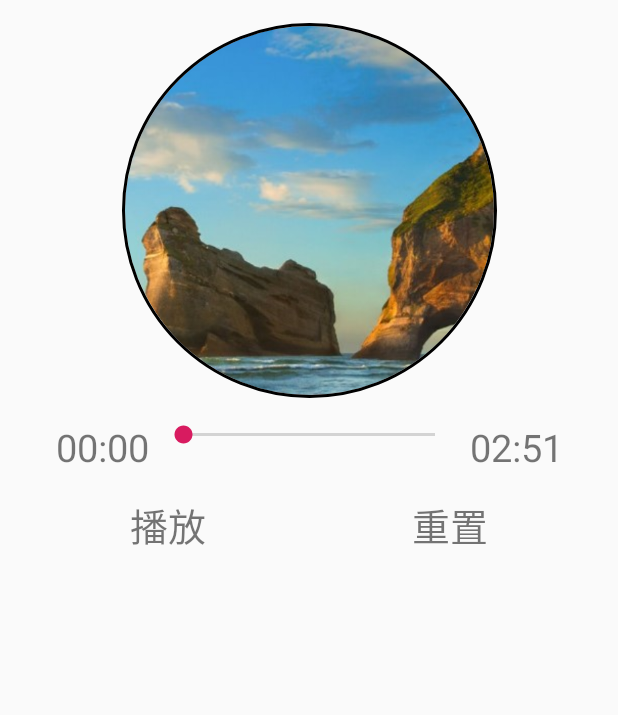
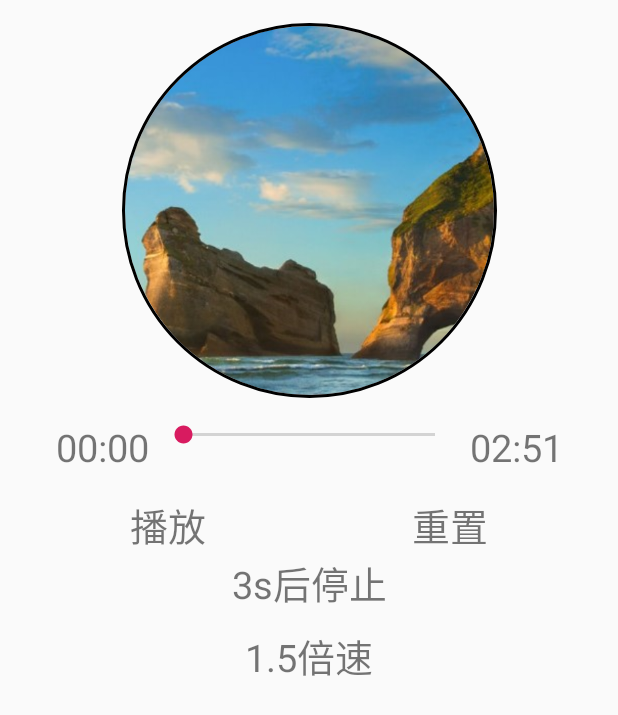
Before and after one commit to XiangYu1996/MusicService, an Android app: the layout activity_main.xml on its own in the app's theme, with its tools: preview values and no code run, on a phone screen of 412 x 824 dp. Shown: the top 715 px of the screen. Run offline under Robolectric (Android 15) with nearby library versions, the phone set to English and light mode, and no system bars.

Commit message:
定时、加速

```diff
--- a/app/src/main/res/layout/activity_main.xml
+++ b/app/src/main/res/layout/activity_main.xml
@@ -76,4 +76,24 @@
     app:layout_constraintStart_toEndOf="@id/play"
     app:layout_constraintTop_toBottomOf="@id/all_time" />
 
+    <TextView
+        android:id="@+id/timer"
+        android:layout_width="wrap_content"
+        android:layout_height="wrap_content"
+        app:layout_constraintTop_toBottomOf="@+id/reset"
+        app:layout_constraintStart_toStartOf="parent"
+        app:layout_constraintEnd_toEndOf="parent"
+        android:text="3s后停止"
+        android:textSize="25sp"/>
+    <TextView
+        android:id="@+id/speed"
+        android:layout_width="wrap_content"
+        android:layout_height="wrap_content"
+        app:layout_constraintTop_toBottomOf="@+id/timer"
+        app:layout_constraintStart_toStartOf="parent"
+        app:layout_constraintEnd_toEndOf="parent"
+        android:layout_marginTop="10dp"
+        android:text="1.5倍速"
+        android:textSize="25sp"/>
+
 </androidx.constraintlayout.widget.ConstraintLayout>
```
Also changed, not shown: app/src/main/java/com/example/music/MainActivity.java (+86 -12 lines), app/src/main/java/com/example/music/Service/MusicService.java (+36 -1 lines).
